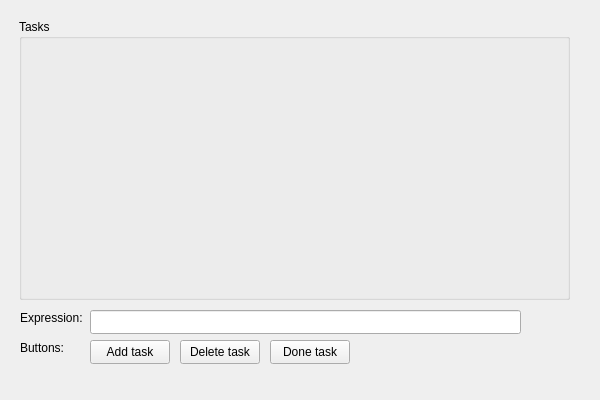
Above: src/gui/mainwindow.ui from Retr0Wawe/MerTechTask before the change. Below: the same form after it.
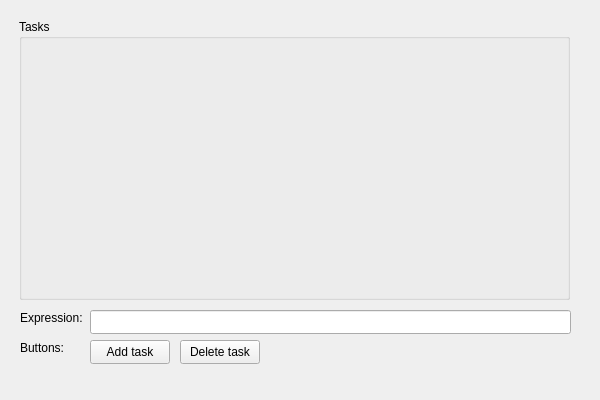
That is the form after the change.

Commit message: refactor gui, fix delete error

The edit to the form file:
```diff
--- a/src/gui/mainwindow.ui
+++ b/src/gui/mainwindow.ui
@@ -83,7 +83,7 @@
      <rect>
       <x>90</x>
       <y>310</y>
-      <width>431</width>
+      <width>481</width>
       <height>24</height>
      </rect>
     </property>
@@ -91,19 +91,6 @@
      <string/>
     </property>
    </widget>
-   <widget class="QPushButton" name="DoneTaskButton">
-    <property name="geometry">
-     <rect>
-      <x>270</x>
-      <y>340</y>
-      <width>80</width>
-      <height>24</height>
-     </rect>
-    </property>
-    <property name="text">
-     <string>Done task</string>
-    </property>
-   </widget>
    <widget class="QLabel" name="ButtonsLabel">
     <property name="geometry">
      <rect>
```
Left out of the diff: 10 changed lines with no effect on the pictures. The commit also changes 5 other files.
